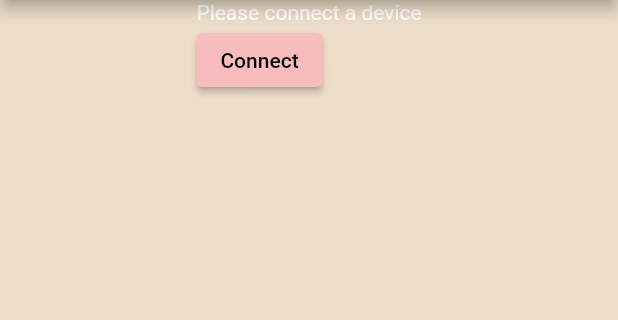
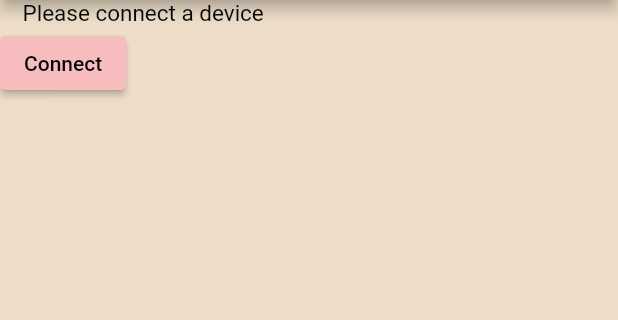
Before and after one commit to Kgo222/Technical_22-23, a Flutter app: the screen it shows after launch, on a phone screen of 412 x 824 dp, the part 84-404 px from its top. Run offline on Flutter 3.47's test engine with Material 2 defaults, Android fonts, the phone set to English and light mode, and no system bars; our stand-ins replace flutter_blue.

Commit message:
fixed layout

```diff
--- a/arm_control_flutter/lib/bluetooth_handler.dart
+++ b/arm_control_flutter/lib/bluetooth_handler.dart
@@ -69,8 +69,6 @@ class BLEHandler {
   }
 
   void disconnect() {
-    notificationSubscription.cancel();
-    connectionStateSubscription.cancel();
     if(connectedDevice != null) {
       connectedDevice!.disconnect();
       connectedDevice = null;
--- a/arm_control_flutter/lib/homepage.dart
+++ b/arm_control_flutter/lib/homepage.dart
@@ -68,10 +68,11 @@ class _HomePageState extends State<HomePage> {
         // the App.build method, and use it to set our appbar title.
         title: Text(widget.title),
       ),
-      body: Center(
+      body: ListView(
         // Center is a layout widget. It takes a single child and positions it
         // in the middle of the parent.
-        child: Column(
+        children: [ Column(
+
           // Column is also a layout widget. It takes a list of children and
           // arranges them vertically. By default, it sizes itself to fit its
           // children horizontally, and tries to be as tall as its parent.
@@ -89,9 +90,12 @@ class _HomePageState extends State<HomePage> {
           //mainAxisAlignment: MainAxisAlignment.center,
           crossAxisAlignment: CrossAxisAlignment.start,
           children: [
-            Text(bleHandler.connectedDevice == null
-                ? "Please connect a device"
-                : bleHandler.connectedDevice!.name),
+            Padding(padding: EdgeInsets.only(left:15),
+              child: Text(bleHandler.connectedDevice == null
+                  ? "Please connect a device"
+                  : bleHandler.connectedDevice!.name,
+                  style: TextStyle(fontSize: 15,color: Color.fromARGB(255, 4, 6, 4)),),
+            ),
             ElevatedButton(
               onPressed: bleHandler.connectedDevice == null
                   ? connectDevicePrompt
@@ -310,7 +314,7 @@ class _HomePageState extends State<HomePage> {
             ),
           ],
         ), // This trailing comma makes auto-formatting nicer for build methods.
-      ),
+      ]),
     );
   }
 }
```
